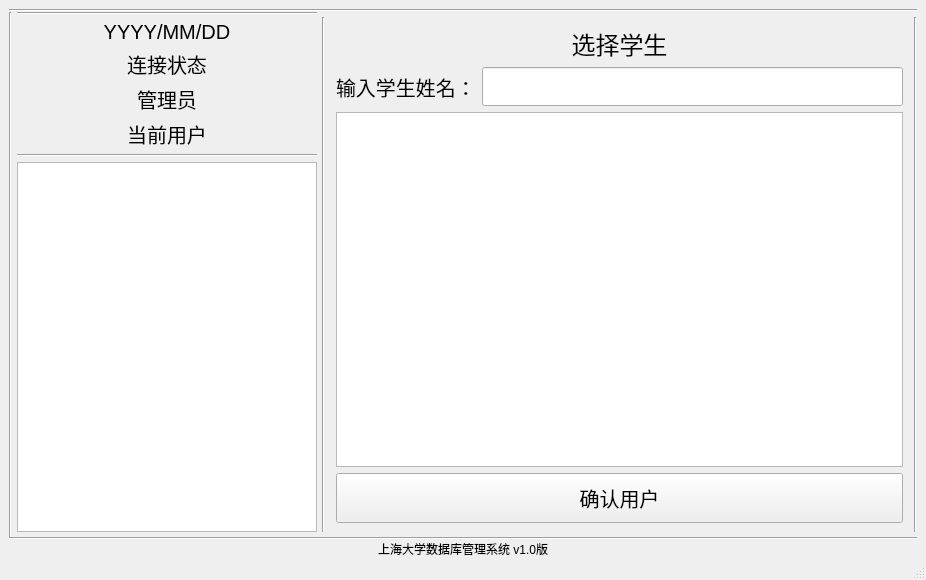
The window that mainwindow.ui (Hycdog/sdbm) describes before a commit, drawn with Qt 5.
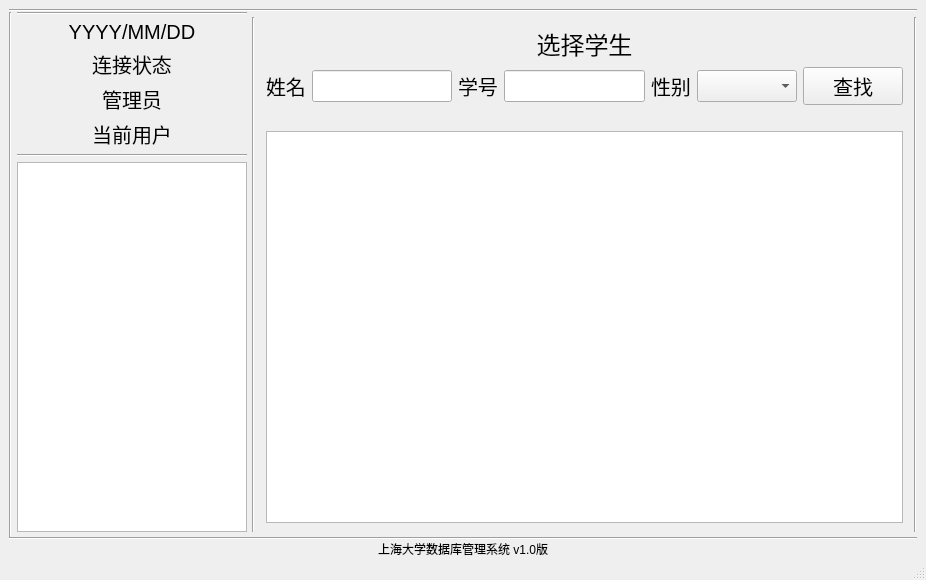
The same window after the commit. Custom widgets are drawn as their Qt base class.

Patch:
```diff
--- a/mainwindow.ui
+++ b/mainwindow.ui
@@ -317,6 +317,160 @@
           </property>
           <widget class="QWidget" name="page_selectUser">
            <layout class="QGridLayout" name="gridLayout_4">
+            <item row="1" column="0">
+             <layout class="QHBoxLayout" name="horizontalLayout">
+              <item>
+               <widget class="QLabel" name="label_stuname">
+                <property name="maximumSize">
+                 <size>
+                  <width>100</width>
+                  <height>16777215</height>
+                 </size>
+                </property>
+                <property name="font">
+                 <font>
+                  <pointsize>15</pointsize>
+                 </font>
+                </property>
+                <property name="text">
+                 <string>姓名</string>
+                </property>
+               </widget>
+              </item>
+              <item>
+               <widget class="QLineEdit" name="lineEdit_stuname">
+                <property name="sizePolicy">
+                 <sizepolicy hsizetype="Preferred" vsizetype="Fixed">
+                  <horstretch>0</horstretch>
+                  <verstretch>0</verstretch>
+                 </sizepolicy>
+                </property>
+                <property name="font">
+                 <font>
+                  <pointsize>15</pointsize>
+                 </font>
+                </property>
+               </widget>
+              </item>
+              <item>
+               <widget class="QLabel" name="label_sno">
+                <property name="maximumSize">
+                 <size>
+                  <width>100</width>
+                  <height>16777215</height>
+                 </size>
+                </property>
+                <property name="font">
+                 <font>
+                  <pointsize>15</pointsize>
+                 </font>
+                </property>
+                <property name="text">
+                 <string>学号</string>
+                </property>
+               </widget>
+              </item>
+              <item>
+               <widget class="QLineEdit" name="lineEdit_sno">
+                <property name="sizePolicy">
+                 <sizepolicy hsizetype="Preferred" vsizetype="Fixed">
+                  <horstretch>0</horstretch>
+                  <verstretch>0</verstretch>
+                 </sizepolicy>
+                </property>
+                <property name="font">
+                 <font>
+                  <pointsize>15</pointsize>
+                 </font>
+                </property>
+               </widget>
+              </item>
+              <item>
+               <widget class="QLabel" name="label_gender">
+                <property name="sizePolicy">
+                 <sizepolicy hsizetype="Minimum" vsizetype="Preferred">
+                  <horstretch>0</horstretch>
+                  <verstretch>0</verstretch>
+                 </sizepolicy>
+                </property>
+                <property name="maximumSize">
+                 <size>
+                  <width>100</width>
+                  <height>16777215</height>
+                 </size>
+                </property>
+                <property name="font">
+                 <font>
+                  <pointsize>15</pointsize>
+                 </font>
+                </property>
+                <property name="text">
+                 <string>性别</string>
+                </property>
+               </widget>
+              </item>
+              <item>
+               <widget class="QComboBox" name="comboBox_gender">
+                <property name="sizePolicy">
+                 <sizepolicy hsizetype="Expanding" vsizetype="Fixed">
+                  <horstretch>0</horstretch>
+                  <verstretch>0</verstretch>
+                 </sizepolicy>
+                </property>
+                <property name="minimumSize">
+                 <size>
+                  <width>100</width>
+                  <height>0</height>
+                 </size>
+                </property>
+                <property name="maximumSize">
+                 <size>
+                  <width>200</width>
+                  <height>16777215</height>
+                 </size>
+                </property>
+                <property name="font">
+                 <font>
+                  <pointsize>15</pointsize>
+                 </font>
+                </property>
+               </widget>
+              </item>
+              <item>
+               <widget class="QPushButton" name="pushButton_search">
+                <property name="minimumSize">
+                 <size>
+                  <width>100</width>
+                  <height>0</height>
+                 </size>
+                </property>
+                <property name="maximumSize">
+                 <size>
+                  <width>200</width>
+                  <height>50</height>
+                 </size>
+                </property>
+                <property name="font">
+                 <font>
+                  <pointsize>15</pointsize>
+                 </font>
+                </property>
+                <property name="text">
+                 <string>查找</string>
+                </property>
+               </widget>
+              </item>
+             </layout>
+            </item>
+            <item row="3" column="0">
+             <widget class="Table" name="tableWidget_displayUser">
+              <property name="font">
+               <font>
+                <pointsize>12</pointsize>
+               </font>
+              </property>
+             </widget>
+            </item>
             <item row="0" column="0">
              <widget class="QLabel" name="label_title_selectUser">
               <property name="font">
@@ -335,55 +489,10 @@
               </property>
              </widget>
             </item>
-            <item row="1" column="0">
-             <layout class="QHBoxLayout" name="horizontalLayout">
-              <item>
-               <widget class="QLabel" name="label_inputSearchUserHint">
-                <property name="font">
-                 <font>
-                  <pointsize>15</pointsize>
-                 </font>
-                </property>
-                <property name="text">
-                 <string>输入学生姓名：</string>
-                </property>
-               </widget>
-              </item>
-              <item>
-               <widget class="QLineEdit" name="lineEdit_searchUser">
-                <property name="font">
-                 <font>
-                  <pointsize>20</pointsize>
-                 </font>
-                </property>
-               </widget>
-              </item>
-             </layout>
-            </item>
             <item row="2" column="0">
-             <widget class="Table" name="tableWidget_displayUser">
-              <property name="font">
-               <font>
-                <pointsize>12</pointsize>
-               </font>
-              </property>
-             </widget>
-            </item>
-            <item row="3" column="0">
-             <widget class="QPushButton" name="pushButton_confirmUser">
-              <property name="minimumSize">
-               <size>
-                <width>0</width>
-                <height>50</height>
-               </size>
-              </property>
-              <property name="font">
-               <font>
-                <pointsize>15</pointsize>
-               </font>
-              </property>
+             <widget class="QLabel" name="label_querystatus">
               <property name="text">
-               <string>确认用户</string>
+               <string/>
               </property>
              </widget>
             </item>
```
